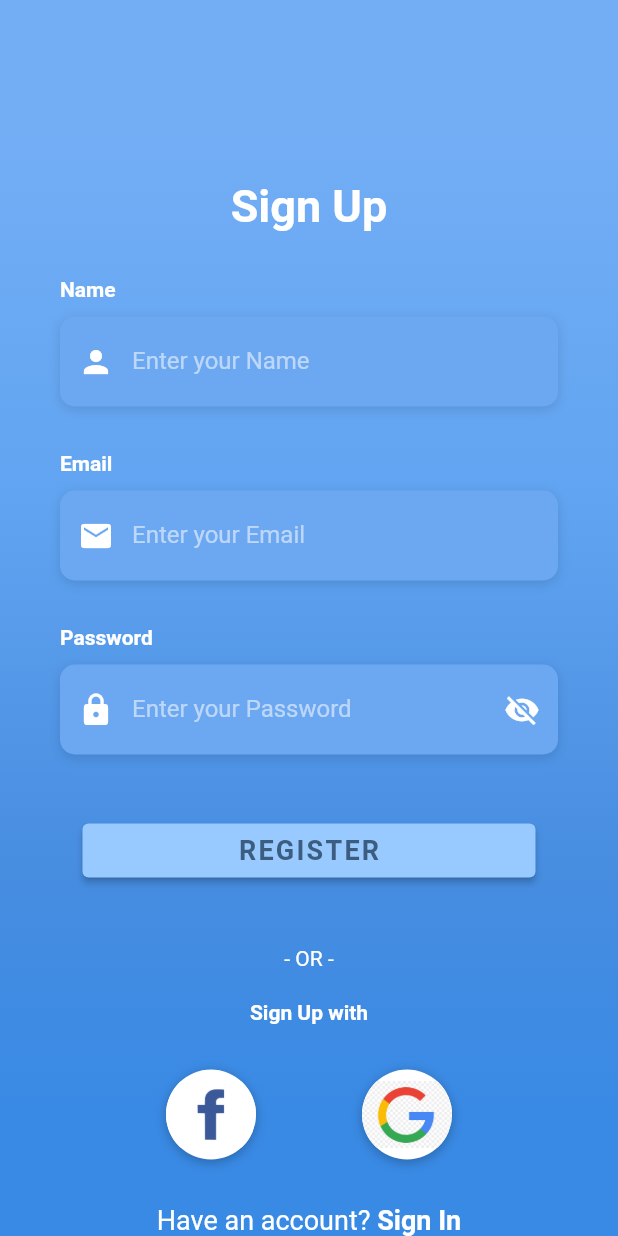
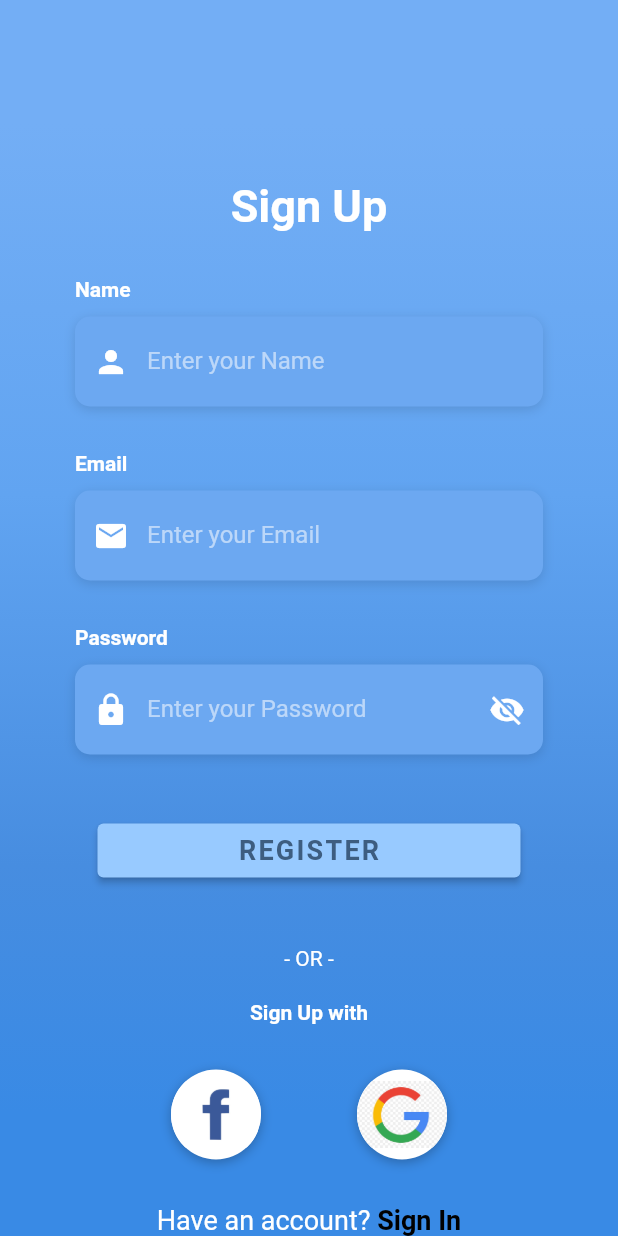
Before and after one commit to harith-alsafi/notepad, a Flutter app: the screen it shows after launch, after a tap on an icon or button, on a phone screen of 412 x 824 dp. Run offline on Flutter 3.47's test engine with Material 2 defaults, Android fonts, the light colour scheme and no system bars; our stand-ins replace firebase_auth, firebase_core; accounts and stored records are empty; network calls fail; Roboto replaces fonts that are missing (OpenSans).

Commit message:
Finished verification view

```diff
--- a/lib/main.dart
+++ b/lib/main.dart
@@ -1,5 +1,7 @@
 import 'package:flutter/material.dart';
+import 'package:notepad/views/email_verify_view.dart';
 import 'package:notepad/views/login_view.dart';
+import 'package:notepad/views/register_view.dart';
 
 void main() {
   WidgetsFlutterBinding.ensureInitialized();
--- a/lib/views/entry_view.dart
+++ b/lib/views/entry_view.dart
@@ -281,7 +281,9 @@ class _EntryViewState extends State<EntryView> {
   }
 
   Widget _buildSignupBtn() {
-    return GestureDetector(
+    return MouseRegion(
+      cursor: SystemMouseCursors.click,
+      child: GestureDetector(
         onTap: () => widget.fotterAction(context),
         child: RichText(
           text: TextSpan(
@@ -297,12 +299,13 @@ class _EntryViewState extends State<EntryView> {
               TextSpan(
                 text: widget.fotterActionText,
                 style: const TextStyle(
-                color: Colors.white,
+                  color: Color.fromARGB(255, 0, 0, 0),
                   fontSize: 18.0,
                   fontWeight: FontWeight.bold,
                 ),
               ),
             ],
+          ),
         ),
       ),
     );
@@ -316,15 +319,16 @@ class _EntryViewState extends State<EntryView> {
         child: Stack(
           children: <Widget>[
             Container(
+              alignment: Alignment.center,
               height: double.infinity,
-                width: double.infinity,
-                decoration: EntryViewStyles.mainBoxStyle),
-            SizedBox(
+              decoration: EntryViewStyles.mainBoxStyle,
+              child: SizedBox(
                 height: double.infinity,
+                width: 600,
                 child: SingleChildScrollView(
                   physics: const AlwaysScrollableScrollPhysics(),
                   padding: const EdgeInsets.symmetric(
-                  horizontal: 40.0,
+                    horizontal: 50,
                     vertical: 120.0,
                   ),
                   child: Column(
@@ -354,7 +358,8 @@ class _EntryViewState extends State<EntryView> {
                     ],
                   ),
                 ),
-            )
+              ),
+            ),
           ],
         ),
       ),
--- a/lib/views/login_view.dart
+++ b/lib/views/login_view.dart
@@ -24,18 +24,19 @@ class _LoginViewState extends State<LoginView> {
   /// Initialise late variables
   @override
   void initState() {
+    _initFireBase = initFireBase();
     super.initState();
-    _initFireBase = initFireBase();
   }
 
   Future<FirebaseApp> initFireBase() async {
     if (kDebugMode) {
       await Future.delayed(const Duration(seconds: 2)); //recommend
+    }
+    return await Firebase.initializeApp(
+      options: DefaultFirebaseOptions.currentPlatform,
+    ).whenComplete(() {
       Logger.cyan.log("Debug: finished loading _HomePageState.initFireBase()");
-    }
-    return Firebase.initializeApp(
-      options: DefaultFirebaseOptions.currentPlatform,
-    );
+    });
   }
 
   @override
@@ -43,8 +44,8 @@ class _LoginViewState extends State<LoginView> {
     return FutureBuilder(
         future: _initFireBase,
         builder: (context, snapshot) {
-          switch (snapshot.connectionState) {
-            case ConnectionState.done:
+          if (snapshot.connectionState == ConnectionState.done) {
+            if (!snapshot.hasError) {
               return EntryView(
                 title: "Sign In",
                 showNameField: false,
@@ -62,8 +63,11 @@ class _LoginViewState extends State<LoginView> {
                     final currentUser = FirebaseAuth.instance.currentUser;
                     await currentUser?.sendEmailVerification();
                     Logger.green.log("Successfully logined user: $currentUser");
-                  } on Exception catch (e) {
-                    Logger.red.log("Error occured: $e");
+                  } on FirebaseAuthException catch (e) {
+                    // user not found
+                    if (e.code == 'user-not-found') {
+                    } else if (e.code == 'wrong-password') {}
+                    Logger.red.log("Error occured: ${e.message}");
                   }
                 },
                 fotterAction: (context) {
@@ -75,10 +79,13 @@ class _LoginViewState extends State<LoginView> {
                 facebookAction: (context) {},
                 googleAction: (context) {},
               );
-            default:
-              return const Center(
-                child: CircularProgressIndicator(),
-              );
+            } else {
+              return Text("Error occured ${snapshot.error}");
+            }
+          } else {
+            return const Center(
+              child: CircularProgressIndicator(),
+            );
           }
         });
   }
```
Also changed, not shown: lib/views/email_verify_view.dart (+154 -0 lines), lib/views/register_view.dart (+6 -2 lines), assets/logos/mail.png (added), lib/views/error_view.dart (added). Lines whose indentation alone changed are shown as unchanged.
